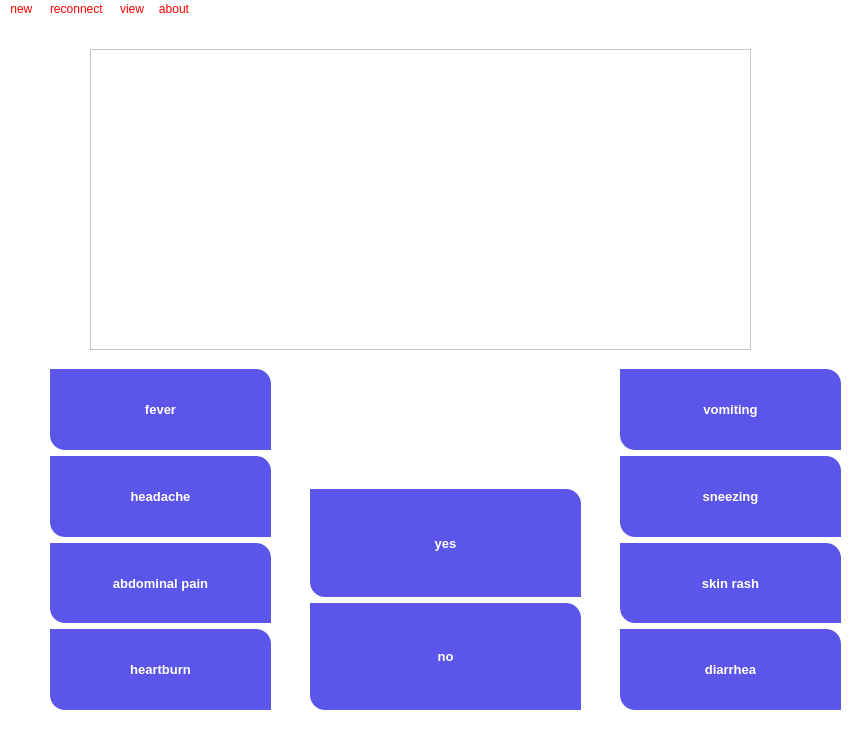
This is diagnose.ui in moheb432/tcp_server as Qt 5 draws it before an edit. The edited form follows.
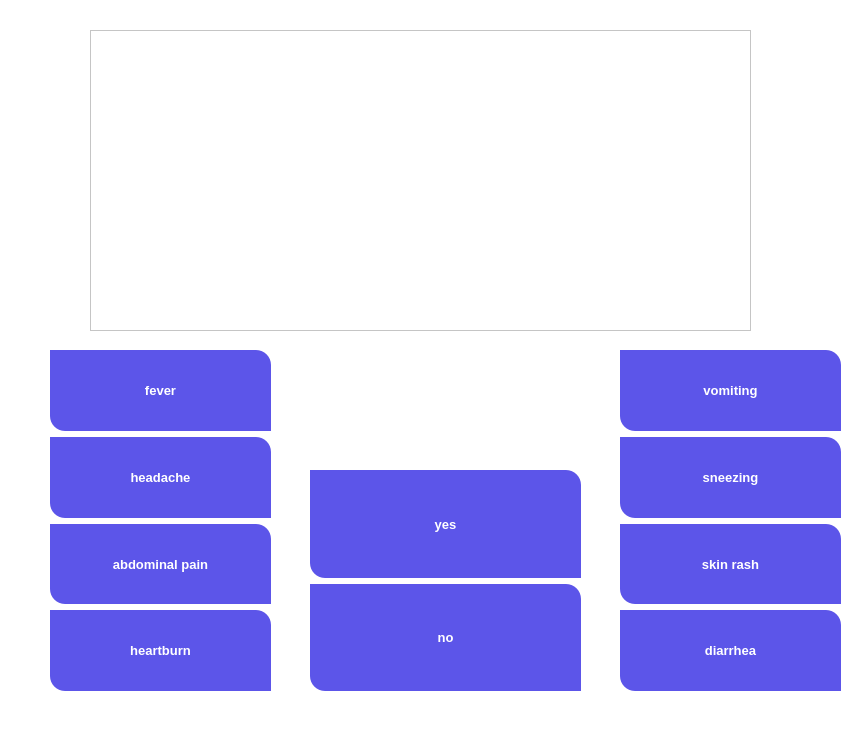
This is the edited form. Icons and pictures are not drawn.

```diff
--- a/diagnose.ui
+++ b/diagnose.ui
@@ -656,40 +656,6 @@
     </layout>
    </widget>
   </widget>
-  <widget class="QMenuBar" name="menubar">
-   <property name="geometry">
-    <rect>
-     <x>0</x>
-     <y>0</y>
-     <width>863</width>
-     <height>26</height>
-    </rect>
-   </property>
-   <widget class="QMenu" name="menunew">
-    <property name="title">
-     <string>new </string>
-    </property>
-   </widget>
-   <widget class="QMenu" name="menurecconect">
-    <property name="title">
-     <string>reconnect </string>
-    </property>
-   </widget>
-   <widget class="QMenu" name="menuview">
-    <property name="title">
-     <string>view</string>
-    </property>
-   </widget>
-   <widget class="QMenu" name="menuabout">
-    <property name="title">
-     <string>about</string>
-    </property>
-   </widget>
-   <addaction name="menunew"/>
-   <addaction name="menurecconect"/>
-   <addaction name="menuview"/>
-   <addaction name="menuabout"/>
-  </widget>
   <widget class="QStatusBar" name="statusbar"/>
  </widget>
  <resources/>
```
